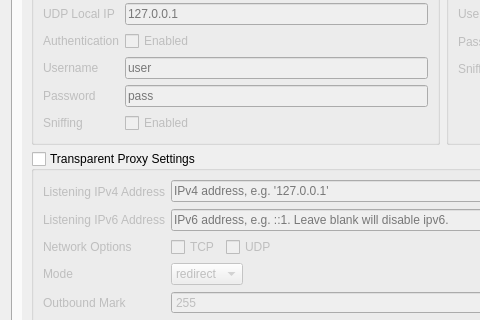
Qv2ray/Qv2ray, file src/ui/widgets/windows/w_PreferencesWindow.ui: the form before one commit; both pictures show x 0 to 480 and y 190 to 510 of the 886 by 603 pixel window.
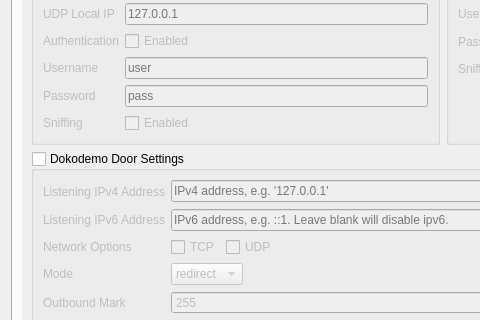
The form after the commit. The open tabs and pages were chosen to show the change. Icons and pictures are not drawn.

Commit message: fix: Dokodemo-Door is not Transparent proxy

Diff of the .ui file:
```diff
--- a/src/ui/widgets/windows/w_PreferencesWindow.ui
+++ b/src/ui/widgets/windows/w_PreferencesWindow.ui
@@ -1278,7 +1278,7 @@
              <item row="1" column="0" colspan="2">
               <widget class="QGroupBox" name="tproxGroupBox">
                <property name="title">
-                <string>Transparent Proxy Settings</string>
+                <string>Dokodemo Door Settings</string>
                </property>
                <property name="checkable">
                 <bool>true</bool>
```
The commit also changes 1 other file.
